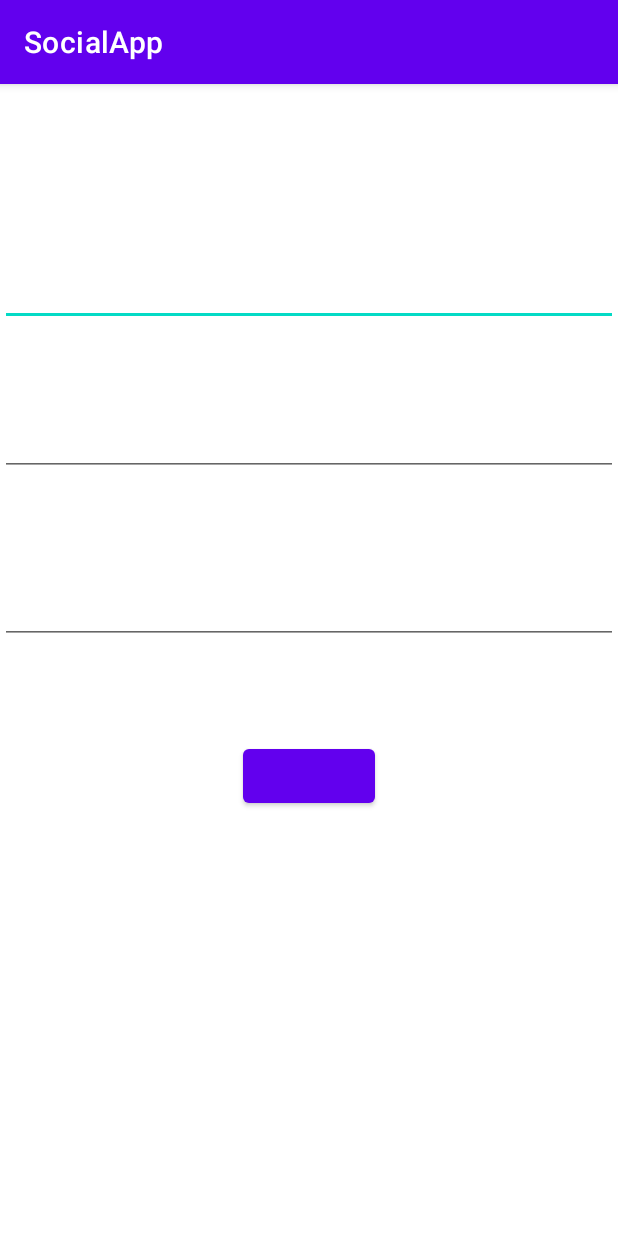
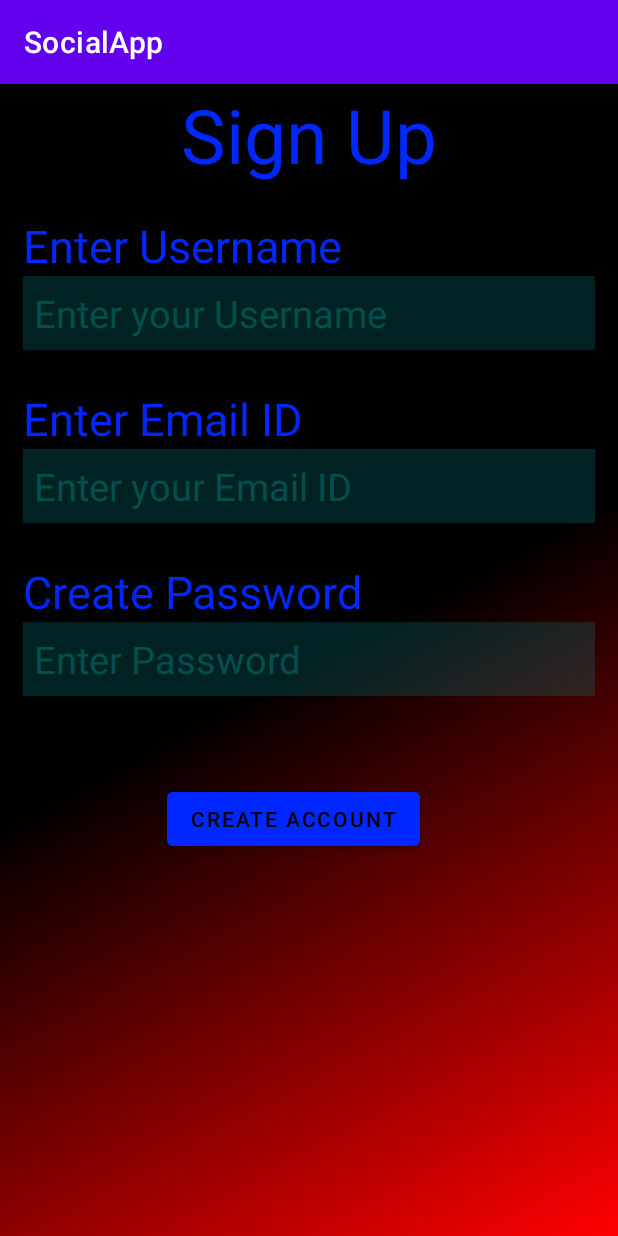
Before and after one commit to SlaydeSequeira/Sem4_Miniproject, an Android app: the Createacc screen opened directly, with no data from a screen before it, on a phone screen of 412 x 824 dp. Run offline under Robolectric (Android 15) with nearby library versions, the phone set to English and light mode, and no system bars; our stand-ins replace Firebase (no records; nobody signed in at launch, a user with empty details on screens opened directly); 1 statement that could not run was skipped.

Commit message:
Version 3.0

```diff
--- a/app/src/main/java/com/example/socialapp/Createacc.java
+++ b/app/src/main/java/com/example/socialapp/Createacc.java
@@ -43,9 +43,9 @@ public class Createacc extends AppCompatActivity {
 
         firebaseAuth = FirebaseAuth.getInstance();
 
-        EditText password1 =(EditText) findViewById(R.id.text3);
-        EditText email1 = (EditText) findViewById(R.id.text2);
-        EditText username1=(EditText) findViewById(R.id.text1);
+        EditText password1 =(EditText) findViewById(R.id.edittext3);
+        EditText email1 = (EditText) findViewById(R.id.edittext2);
+        EditText username1=(EditText) findViewById(R.id.edittext1);
         Button login=(Button)  findViewById(R.id.button);
 
         authStateListener = new FirebaseAuth.AuthStateListener() {
--- a/app/src/main/java/com/example/socialapp/MainActivity.java
+++ b/app/src/main/java/com/example/socialapp/MainActivity.java
@@ -45,6 +45,10 @@ public class MainActivity extends AppCompatActivity {
         Button create=(Button) findViewById(R.id.button);
 
         firebaseAuth= FirebaseAuth.getInstance();
+        currentUser = FirebaseAuth.getInstance().getCurrentUser();
+        if(currentUser != null){
+            openActivity1();
+        }
 
         create.setOnClickListener(new View.OnClickListener() {
             @Override
--- /dev/null
+++ b/app/src/main/res/drawable/gradient.xml
@@ -0,0 +1,10 @@
+<?xml version="1.0" encoding="utf-8"?>
+<shape xmlns:android="http://schemas.android.com/apk/res/android">
+    <gradient
+        android:type="linear"
+        android:angle="135"
+        android:startColor="#FF0000"
+        android:centerColor="#000000"
+        android:endColor="#000000"
+        ></gradient>
+</shape>
--- a/app/src/main/res/layout/activity_createacc.xml
+++ b/app/src/main/res/layout/activity_createacc.xml
@@ -1,44 +1,109 @@
 <?xml version="1.0" encoding="utf-8"?>
-<androidx.constraintlayout.widget.ConstraintLayout xmlns:android="http://schemas.android.com/apk/res/android"
+<RelativeLayout xmlns:android="http://schemas.android.com/apk/res/android"
     xmlns:app="http://schemas.android.com/apk/res-auto"
     xmlns:tools="http://schemas.android.com/tools"
     android:layout_width="match_parent"
     android:layout_height="match_parent"
-    tools:context=".Createacc">
+    tools:context=".MainActivity"
+    android:background="@drawable/gradient">
 
+    <TextView
+        android:id="@+id/text"
+        android:layout_width="wrap_content"
+        android:layout_height="wrap_content"
+        android:layout_centerHorizontal="true"
+        android:layout_marginBottom="20dp"
+        android:text="Sign Up"
+        android:textColor="#0027FF"
+        android:textSize="50dp" />
+
+    <TextView
+        android:id="@+id/text1"
+        android:layout_width="wrap_content"
+        android:layout_height="wrap_content"
+        android:layout_below="@+id/text"
+        android:text="Enter Username"
+        android:textColor="#0027FF"
+        android:textSize="30dp"
+        android:layout_marginLeft="15dp"/>
 
     <EditText
-        android:id="@+id/text1"
+        android:id="@+id/edittext1"
         android:layout_width="match_parent"
         android:layout_height="wrap_content"
-        android:layout_marginTop="116dp"
-        app:layout_constraintTop_toTopOf="parent"
-        tools:layout_editor_absoluteX="0dp" />
+        android:layout_below="@+id/text1"
+        android:layout_marginLeft="15dp"
+        android:layout_marginRight="15dp"
+        android:layout_marginBottom="25dp"
+        android:background="#30aa"
+        android:hint="Enter your Username"
+        android:padding="7dp"
+        android:textColor="#0027FF"
+        android:textColorHint="#30ff"
+        android:textSize="25dp" />
+
+    <TextView
+        android:id="@+id/text2"
+        android:layout_width="wrap_content"
+        android:layout_height="wrap_content"
+        android:layout_below="@+id/edittext1"
+        android:layout_marginLeft="15dp"
+        android:text="Enter Email ID"
+        android:textColor="#0027FF"
+        android:textSize="30dp" />
 
     <EditText
-        android:id="@+id/text2"
+        android:id="@+id/edittext2"
         android:layout_width="match_parent"
         android:layout_height="wrap_content"
-        android:layout_marginTop="216dp"
-        app:layout_constraintTop_toTopOf="parent"
-        tools:layout_editor_absoluteX="0dp" />
+        android:layout_below="@+id/text2"
+        android:layout_marginLeft="15dp"
+        android:layout_marginRight="15dp"
+        android:layout_marginBottom="25dp"
+        android:background="#30aa"
+        android:hint="Enter your Email ID"
+        android:inputType="textPassword"
+        android:padding="7dp"
+        android:textColor="#0027FF"
+        android:textColorHint="#30ff"
+        android:textSize="25dp" />
+
+    <TextView
+        android:id="@+id/text3"
+        android:layout_width="wrap_content"
+        android:layout_height="wrap_content"
+        android:layout_below="@+id/edittext2"
+        android:layout_marginLeft="15dp"
+        android:text="Create Password"
+        android:textColor="#0027FF"
+        android:textSize="30dp" />
 
     <EditText
-        android:id="@+id/text3"
+        android:id="@+id/edittext3"
         android:layout_width="match_parent"
         android:layout_height="wrap_content"
-        android:layout_marginTop="328dp"
-        app:layout_constraintTop_toTopOf="parent"
-        tools:layout_editor_absoluteX="0dp" />
+        android:layout_below="@+id/text3"
+        android:layout_marginLeft="15dp"
+        android:layout_marginRight="15dp"
+        android:layout_marginBottom="25dp"
+        android:background="#30aa"
+        android:hint="Enter Password"
+        android:inputType="textPassword"
+        android:padding="7dp"
+        android:textColor="#0027FF"
+        android:textColorHint="#30ff"
+        android:textSize="25dp" />
 
     <Button
+        android:id="@+id/loginbtn"
         android:layout_width="wrap_content"
         android:layout_height="wrap_content"
-        android:layout_marginTop="64dp"
-        android:id="@+id/button"
-        app:layout_constraintEnd_toEndOf="parent"
-        app:layout_constraintStart_toStartOf="parent"
-        app:layout_constraintTop_toBottomOf="@+id/text3" />
+        android:layout_below="@+id/edittext2"
+        android:layout_alignParentEnd="true"
+        android:layout_marginTop="148dp"
+        android:layout_marginEnd="132dp"
+        android:backgroundTint="#0027FF"
+        android:text="Create Account"
+        android:textColor="@color/black" />
 
-
-</androidx.constraintlayout.widget.ConstraintLayout>
+</RelativeLayout>
--- a/app/src/main/res/layout/activity_main.xml
+++ b/app/src/main/res/layout/activity_main.xml
@@ -5,7 +5,7 @@
     android:layout_width="match_parent"
     android:layout_height="match_parent"
     tools:context=".MainActivity"
-    android:background="@color/black">
+    android:background="@drawable/gradient">
 
     <TextView
         android:layout_width="wrap_content"
@@ -83,22 +83,24 @@
         android:layout_width="wrap_content"
         android:layout_height="wrap_content"
         android:layout_below="@+id/loginbtn"
+        android:layout_marginLeft="15dp"
         android:text="New to Sociomart?"
-        android:textColor="#0027FF"
-        android:layout_marginLeft="15dp"/>
+        android:textColor="#0027FF" />
 
     <Button
         android:id="@+id/button"
         android:layout_width="wrap_content"
         android:layout_height="wrap_content"
         android:layout_below="@id/edittext2"
-        android:layout_marginTop="36dp"
+        android:layout_marginLeft="-135dp"
+        android:layout_marginTop="60dp"
         android:layout_toRightOf="@id/text3"
-        android:backgroundTint="@color/black"
+        android:backgroundTint="@drawable/gradient"
         android:text="Create new account"
         android:textColor="#0027FF"
         android:textSize="10dp" />
-<TextView
+
+    <TextView
     android:layout_width="wrap_content"
     android:layout_height="wrap_content"
     android:layout_below="@+id/text3"
@@ -142,6 +144,6 @@
         android:layout_centerHorizontal="true"
         android:layout_marginTop="600dp"
         android:text="Developed by Slayde"
-        android:textColor="#F44336"
+        android:textColor="#0027FF"
         android:textSize="20dp" />
 </RelativeLayout>
```
